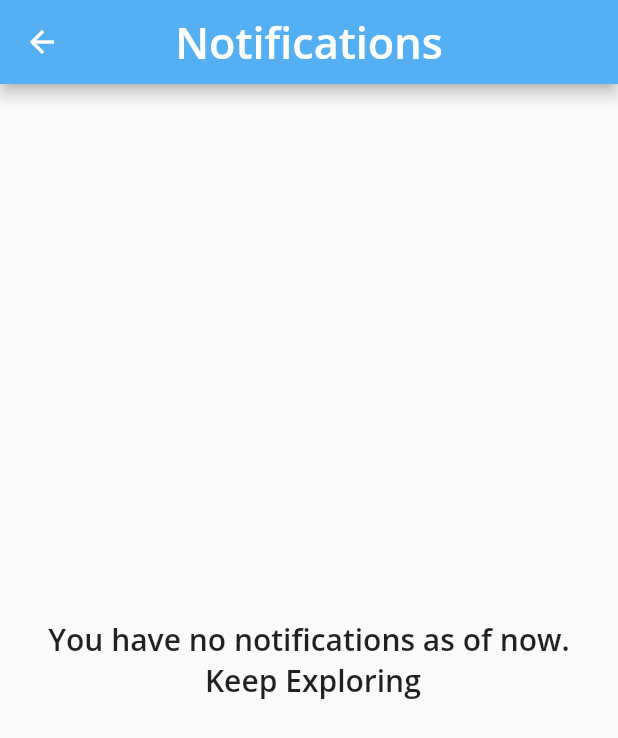
After one commit to Khojbuy/project-khojbuy, a Flutter app: the screen it shows once a user with an empty profile is signed in, after a tap on the "notifications" icon, on a phone screen of 412 x 824 dp. The commit adds this screen. Shown: the top 738 px of the screen. Run offline on Flutter 3.47's test engine with Material 2 defaults, Android fonts, the phone set to English and light mode, and no system bars; our stand-ins replace cloud_firestore, firebase_auth, firebase_core, firebase_storage, flutter_markdown, google_nav_bar and 2 more; missing offline and left inert: animated_button; accounts and stored records are empty; network calls fail.

Commit message:
bug fixes

```diff
--- a/lib/Pages/Controlpage/home.dart
+++ b/lib/Pages/Controlpage/home.dart
@@ -1,5 +1,6 @@
 import 'package:Khojbuy/Constants/colour.dart';
 import 'package:Khojbuy/Pages/Homepages/dashboard.dart';
+import 'package:Khojbuy/Pages/Homepages/notification.dart';
 import 'package:Khojbuy/Pages/Homepages/orders.dart';
 import 'package:Khojbuy/Pages/Homepages/profile.dart';
 import 'package:Khojbuy/Pages/Homepages/requests.dart';
@@ -52,10 +53,15 @@ class _HomeState extends State<Home> {
             child: IconButton(
                 icon: Icon(
                   Icons.notifications,
-                  size: 40,
+                  size: 30,
                   color: Colors.white,
                 ),
-                onPressed: () {}),
+                onPressed: () {
+                  Navigator.push(
+                    context,
+                    MaterialPageRoute(builder: (context) => Notifications()),
+                  );
+                }),
           )
         ],
       ),
--- a/lib/Pages/Homepages/dashboard.dart
+++ b/lib/Pages/Homepages/dashboard.dart
@@ -86,6 +86,7 @@ class DashboardPage extends StatelessWidget {
                           }
                           return ListView.builder(
                               shrinkWrap: true,
+                              physics: NeverScrollableScrollPhysics(),
                               itemCount: snap.data.documents.length,
                               itemBuilder: (context, index) {
                                 if (snap.data.documents[index]['PhotoURL'] ==
@@ -100,8 +101,7 @@ class DashboardPage extends StatelessWidget {
                                         context,
                                         MaterialPageRoute(
                                             builder: (context) => ShopPage(
-                                                snap
-                                                    .data.documents[index])),
+                                                snap.data.documents[index])),
                                       );
                                     },
                                     child: Container(
@@ -219,7 +219,7 @@ image(String url) {
           ),
         )
       : ClipRRect(
-          borderRadius: BorderRadius.circular(60.0),
+          borderRadius: BorderRadius.circular(20.0),
           child: Image.network(
             url,
             fit: BoxFit.cover,
--- /dev/null
+++ b/lib/Pages/Homepages/notification.dart
@@ -0,0 +1,30 @@
+import 'package:Khojbuy/Constants/colour.dart';
+import 'package:flutter/material.dart';
+
+class Notifications extends StatelessWidget {
+  @override
+  Widget build(BuildContext context) {
+    return Scaffold(
+      appBar: AppBar(
+        centerTitle: true,
+        backgroundColor: primaryColour,
+        title: Text(
+          "Notifications",
+          style: TextStyle(
+              color: Colors.white,
+              fontFamily: 'OpenSans',
+              fontWeight: FontWeight.bold,
+              fontSize: MediaQuery.of(context).size.shortestSide * 0.07),
+        ),
+      ),
+      body: Center(
+        child: Text(
+          'You have no notifications as of now.\n Keep Exploring',
+          textAlign: TextAlign.center,
+          style: TextStyle(
+              color: Colors.black87, fontFamily: 'OpenSans', fontSize: 20),
+        ),
+      ),
+    );
+  }
+}
--- a/lib/Pages/OrderPages/shop_list.dart
+++ b/lib/Pages/OrderPages/shop_list.dart
@@ -192,7 +192,7 @@ class ShopList extends StatelessWidget {
             ),
           )
         : ClipRRect(
-            borderRadius: BorderRadius.circular(60.0),
+            borderRadius: BorderRadius.circular(20.0),
             child: Image.network(
               url,
               fit: BoxFit.cover,
```
Also changed, not shown: lib/Pages/OrderPages/add_order.dart (+16 -14 lines), lib/Pages/OrderPages/orders_to_confirm.dart (+13 -9 lines), lib/Pages/RequestPages/add_request.dart (+13 -1 lines), lib/Pages/RequestPages/request_detail.dart (+28 -0 lines).
